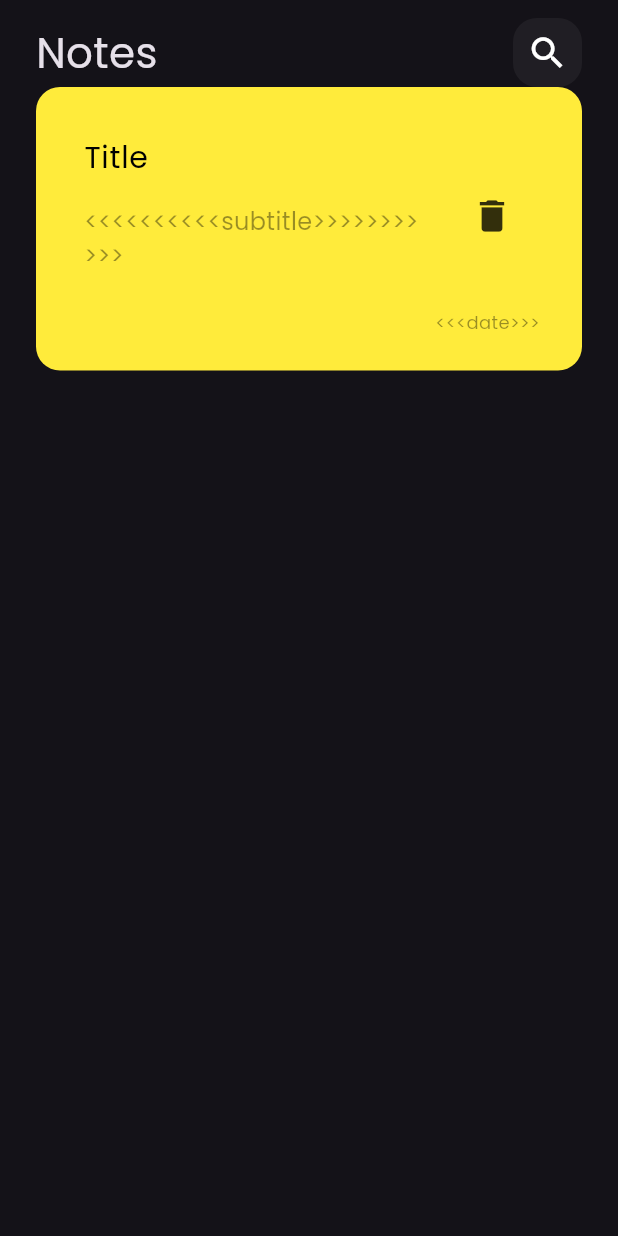
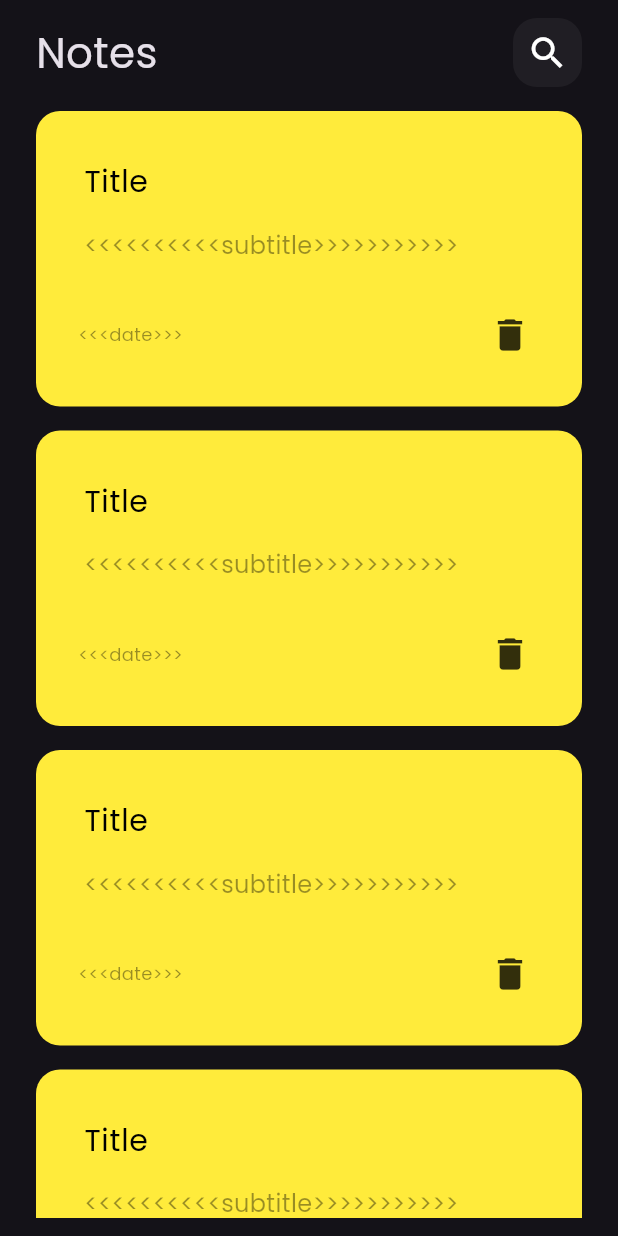
Before and after one commit to AhmedIbarhim/notes_app, a Flutter app: the screen it shows after launch, on a phone screen of 412 x 824 dp. Run offline on Flutter 3.47's test engine with Material 3 defaults, Android fonts, the phone set to English and light mode, and no system bars; our stand-ins replace google_fonts.

Commit message:
create notes list view

```diff
--- a/lib/widgets/note_item.dart
+++ b/lib/widgets/note_item.dart
@@ -8,6 +8,7 @@ class NoteItem extends StatelessWidget {
   Widget build(BuildContext context) {
     return Container(
       padding: const EdgeInsets.fromLTRB(16, 24, 12, 24),
+      margin: const EdgeInsets.only(top: 16),
       decoration: BoxDecoration(
         color: Colors.yellow,
         borderRadius: BorderRadius.circular(16),
@@ -31,23 +32,28 @@ class NoteItem extends StatelessWidget {
                     color: Colors.black.withOpacity(0.4), fontSize: 16),
               ),
             ),
-            trailing: IconButton(
-              onPressed: () {},
-              icon: Icon(
-                Icons.delete,
-                color: Colors.black.withOpacity(0.8),
-                size: 28,
-              ),
-            ),
           ),
           Padding(
-            padding: const EdgeInsets.only(right: 16),
-            child: Text(
-              '<<<date>>>',
-              style: GoogleFonts.poppins(
-                color: Colors.black.withOpacity(0.4),
-                fontSize: 12,
-              ),
+            padding: const EdgeInsets.symmetric(horizontal: 12),
+            child: Row(
+              children: [
+                Text(
+                  '<<<date>>>',
+                  style: GoogleFonts.poppins(
+                    color: Colors.black.withOpacity(0.4),
+                    fontSize: 12,
+                  ),
+                ),
+                const Spacer(),
+                IconButton(
+                  onPressed: () {},
+                  icon: Icon(
+                    Icons.delete,
+                    color: Colors.black.withOpacity(0.8),
+                    size: 28,
+                  ),
+                ),
+              ],
             ),
           )
         ],
--- /dev/null
+++ b/lib/widgets/notes_list_view.dart
@@ -0,0 +1,16 @@
+import 'package:flutter/material.dart';
+import 'package:notes_app/widgets/note_item.dart';
+
+class NotesListView extends StatelessWidget {
+  const NotesListView({super.key});
+
+  @override
+  Widget build(BuildContext context) {
+    return ListView.builder(
+      itemBuilder: (context, index) {
+        return const NoteItem();
+      },
+      itemCount: 5,
+    );
+  }
+}
--- a/lib/widgets/notes_view_body.dart
+++ b/lib/widgets/notes_view_body.dart
@@ -1,6 +1,7 @@
 import 'package:flutter/material.dart';
 import 'package:notes_app/widgets/custom_app_bar.dart';
-import 'package:notes_app/widgets/note_item.dart';
+
+import 'package:notes_app/widgets/notes_list_view.dart';
 
 class NotesViewBody extends StatelessWidget {
   const NotesViewBody({super.key});
@@ -10,7 +11,12 @@ class NotesViewBody extends StatelessWidget {
     return const Padding(
       padding: EdgeInsets.symmetric(horizontal: 24, vertical: 12),
       child: Column(
-        children: [CustomAppBar(), NoteItem()],
+        children: [
+          CustomAppBar(),
+          Expanded(
+            child: NotesListView(),
+          ),
+        ],
       ),
     );
   }
```
